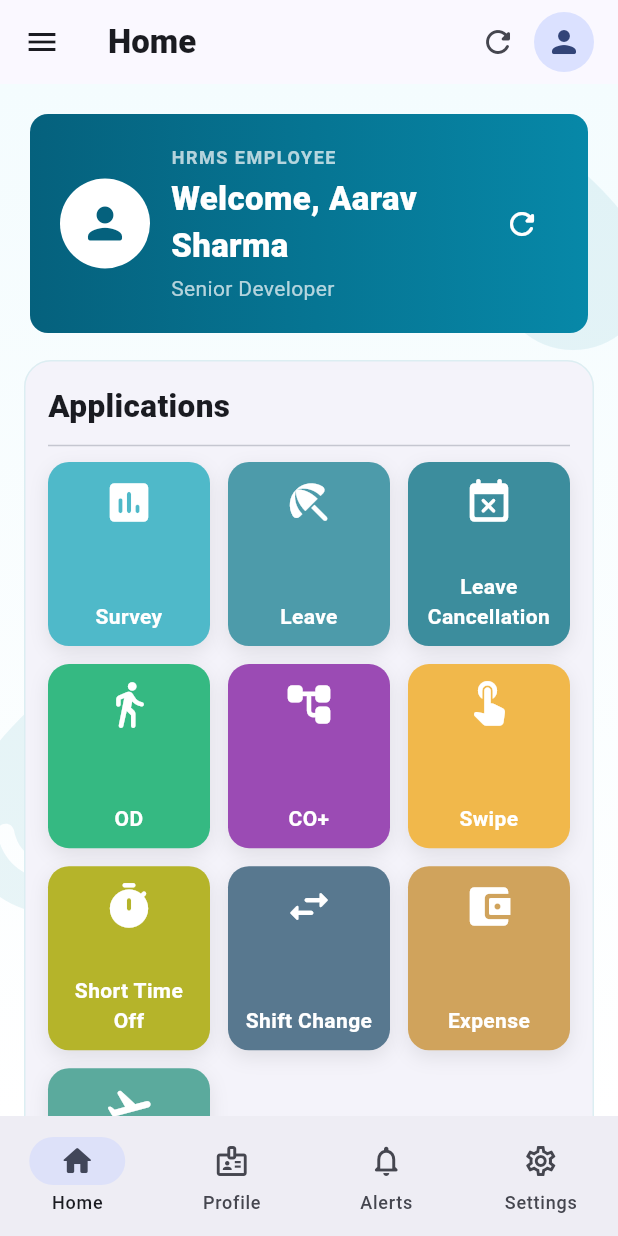
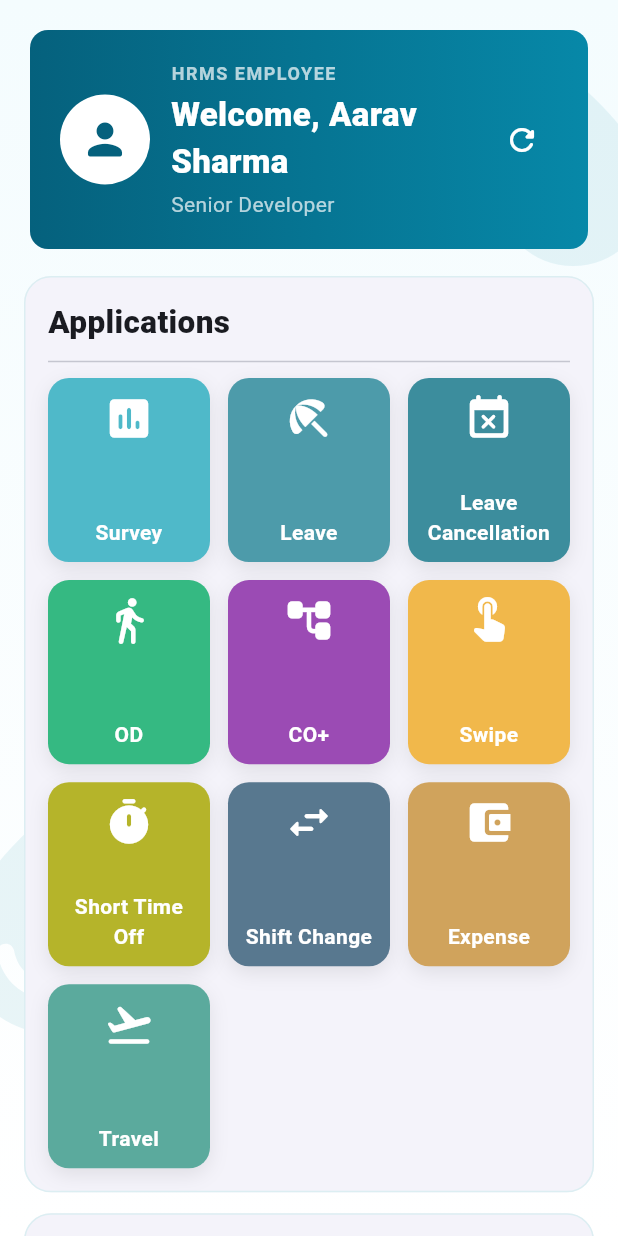
Before and after one commit to thegkexpert662-afk/hrms_app, a Flutter app: the HrmsNavigator screen opened directly with empty values, on a phone screen of 412 x 824 dp. Run offline on Flutter 3.47's test engine with Material 3 defaults, Android fonts, the phone set to English and light mode, and no system bars; our stand-ins replace cloud_firestore, device_info_plus, firebase_auth, firebase_core, firebase_messaging, flutter_svg and 2 more; missing offline and left inert: excel_plus, mobile_scanner, network_info_plus; accounts and stored records are empty.

Commit message:
Remove admin navigation and keep employee app only

```diff
--- a/lib/screens/hrms/hrms_navigator.dart
+++ b/lib/screens/hrms/hrms_navigator.dart
@@ -2,102 +2,16 @@ import 'package:flutter/material.dart';
 import '../../app/hrms_app.dart';
 import 'employee_home_screen.dart';
 
-class HrmsNavigator extends StatefulWidget {
+/// Employee-only application shell.
+/// Admin and management screens are not exposed in the current release.
+class HrmsNavigator extends StatelessWidget {
   final HrmsService service;
   const HrmsNavigator({super.key, required this.service});
 
   @override
-  State<HrmsNavigator> createState() => _HrmsNavigatorState();
+  Widget build(BuildContext context) {
+    return Scaffold(
+      body: EmployeeHomeScreen(service: service),
+    );
+  }
 }
-
-class _HrmsNavigatorState extends State<HrmsNavigator> {
-  int selected = 0;
-
-  static const titles = <String>[
-    'Home', 'My Attendance', 'Leave', 'Shift Change', 'Expense',
-    'Travel', 'Short Time Off', 'Survey', 'My Team', 'Quick Info',
-  ];
-
-  static const icons = <IconData>[
-    Icons.home_rounded, Icons.event_available_rounded, Icons.beach_access_rounded,
-    Icons.swap_horiz_rounded, Icons.account_balance_wallet_rounded, Icons.flight_takeoff_rounded,
-    Icons.timer_rounded, Icons.poll_rounded, Icons.groups_rounded, Icons.badge_rounded,
-  ];
-
-  Widget page() {
-    if (selected == 0) return EmployeeHomeScreen(service: widget.service);
-    return _placeholder(titles[selected], icons[selected]);
-  }
-
-  Widget _placeholder(String title, IconData icon) => Center(
-    child: Card(
-      margin: const EdgeInsets.all(24),
-      child: Padding(
-        padding: const EdgeInsets.all(28),
-        child: Column(mainAxisSize: MainAxisSize.min, children: [
-          Icon(icon, size: 52, color: const Color(0xFF0788A8)),
-          const SizedBox(height: 14),
-          Text(title, style: const TextStyle(fontSize: 24, fontWeight: FontWeight.w800)),
-          const SizedBox(height: 8),
-          const Text('Employee module'),
-        ]),
-      ),
-    ),
-  );
-
-  @override
-  Widget build(BuildContext context) => Scaffold(
-    appBar: AppBar(
-      title: Text(titles[selected], style: const TextStyle(fontWeight: FontWeight.w800)),
-      actions: [
-        IconButton(onPressed: () => setState(() {}), icon: const Icon(Icons.refresh_rounded)),
-        const Padding(padding: EdgeInsets.only(right: 16), child: CircleAvatar(child: Icon(Icons.person_rounded))),
-      ],
-    ),
-    drawer: Drawer(
-      child: SafeArea(
-        child: Column(children: [
-          Container(
-            width: double.infinity,
-            padding: const EdgeInsets.fromLTRB(20, 24, 20, 22),
-            decoration: const BoxDecoration(gradient: LinearGradient(colors: [Color(0xFF05617D), Color(0xFF0788A8)])),
-            child: const Column(crossAxisAlignment: CrossAxisAlignment.start, children: [
-              CircleAvatar(radius: 25, backgroundColor: Colors.white, child: Icon(Icons.person_rounded, color: Color(0xFF05617D))),
-              SizedBox(height: 10),
-              Text('HRMS Employee', style: TextStyle(color: Colors.white, fontSize: 20, fontWeight: FontWeight.w800)),
-              SizedBox(height: 3),
-              Text('People • Process • Growth', style: TextStyle(color: Colors.white70)),
-            ]),
-          ),
-          Expanded(child: ListView.builder(
-            padding: const EdgeInsets.symmetric(vertical: 8),
-            itemCount: titles.length,
-            itemBuilder: (context, index) => ListTile(
-              selected: index == selected,
-              selectedTileColor: const Color(0xFFE7F8FC),
-              leading: Icon(icons[index], color: index == selected ? const Color(0xFF0788A8) : null),
-              title: Text(titles[index]),
-              onTap: () { setState(() => selected = index); Navigator.pop(context); },
-            ),
-          )),
-        ]),
-      ),
-    ),
-    body: page(),
-    bottomNavigationBar: NavigationBar(
-      selectedIndex: 0,
-      onDestinationSelected: (index) {
-        if (index == 0) setState(() => selected = 0);
-        else _message(['Profile', 'Alerts', 'Settings'][index - 1]);
-      },
-      destinations: const [
-        NavigationDestination(icon: Icon(Icons.home_outlined), selectedIcon: Icon(Icons.home_rounded), label: 'Home'),
-        NavigationDestination(icon: Icon(Icons.badge_outlined), selectedIcon: Icon(Icons.badge_rounded), label: 'Profile'),
-        NavigationDestination(icon: Icon(Icons.notifications_none_rounded), selectedIcon: Icon(Icons.notifications_rounded), label: 'Alerts'),
-        NavigationDestination(icon: Icon(Icons.settings_outlined), selectedIcon: Icon(Icons.settings_rounded), label: 'Settings'),
-      ],
-    ),
-  );
-
-  void _message(String title) => ScaffoldMessenger.of(context).showSnackBar(SnackBar(content: Text('$title module will be connected to the employee workflow.')));
-}
```
